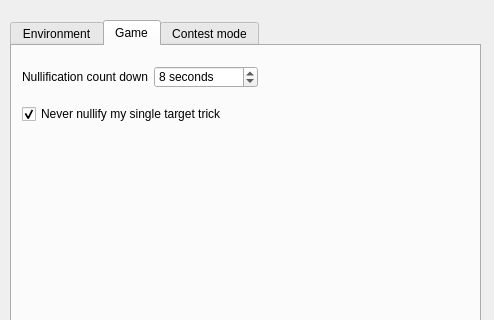
This is src/dialog/configdialog.ui in kdashsoul/QSanguoshaPassMode as Qt 5 draws it before an edit; both pictures show x 0 to 494 and y 0 to 320 of the 494 by 534 pixel window. The edited form follows.
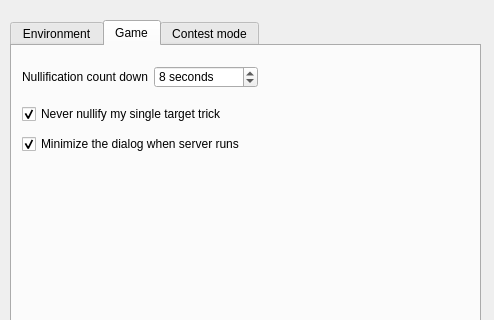
This is the edited form. The open tabs and pages were chosen to show the change.

```diff
--- a/src/dialog/configdialog.ui
+++ b/src/dialog/configdialog.ui
@@ -508,6 +508,22 @@
       <bool>true</bool>
      </property>
     </widget>
+    <widget class="QCheckBox" name="minimizecCheckBox">
+     <property name="geometry">
+      <rect>
+       <x>10</x>
+       <y>90</y>
+       <width>241</width>
+       <height>16</height>
+      </rect>
+     </property>
+     <property name="text">
+      <string>Minimize the dialog when server runs</string>
+     </property>
+     <property name="checked">
+      <bool>true</bool>
+     </property>
+    </widget>
    </widget>
    <widget class="QWidget" name="tab">
     <attribute name="title">
```
Left out of the diff: 2 changed lines with no effect on the pictures.
